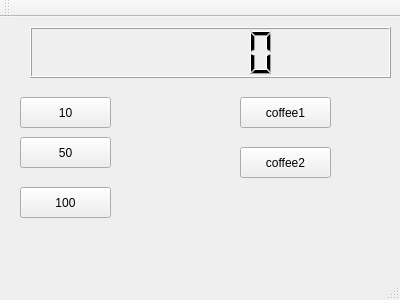
The window that qt_study1/mainwindow.ui (kissesy/qt_study) describes before a commit, drawn with Qt 5.
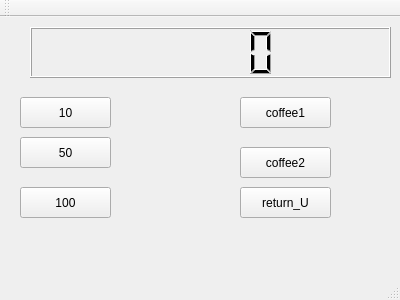
The same window after the commit.

Diff of the .ui file:
```diff
--- a/qt_study1/mainwindow.ui
+++ b/qt_study1/mainwindow.ui
@@ -89,6 +89,19 @@
      <string>coffee2</string>
     </property>
    </widget>
+   <widget class="QPushButton" name="pbc6">
+    <property name="geometry">
+     <rect>
+      <x>240</x>
+      <y>170</y>
+      <width>91</width>
+      <height>31</height>
+     </rect>
+    </property>
+    <property name="text">
+     <string>return_U</string>
+    </property>
+   </widget>
   </widget>
   <widget class="QMenuBar" name="menuBar">
    <property name="geometry">
```
